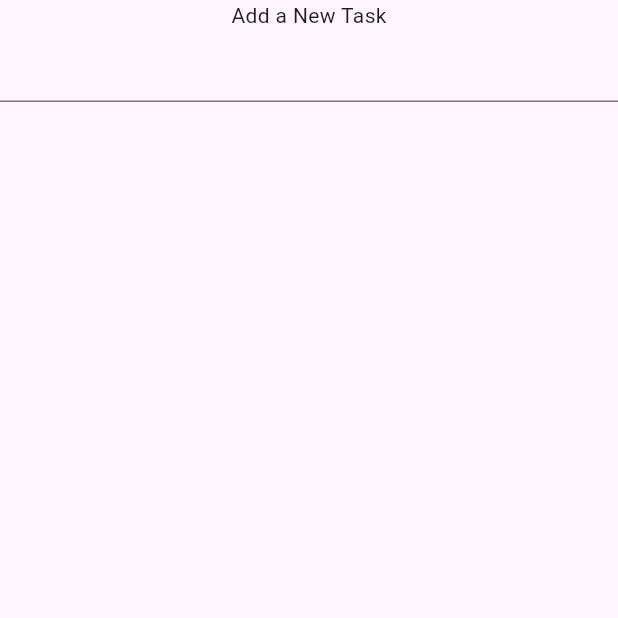
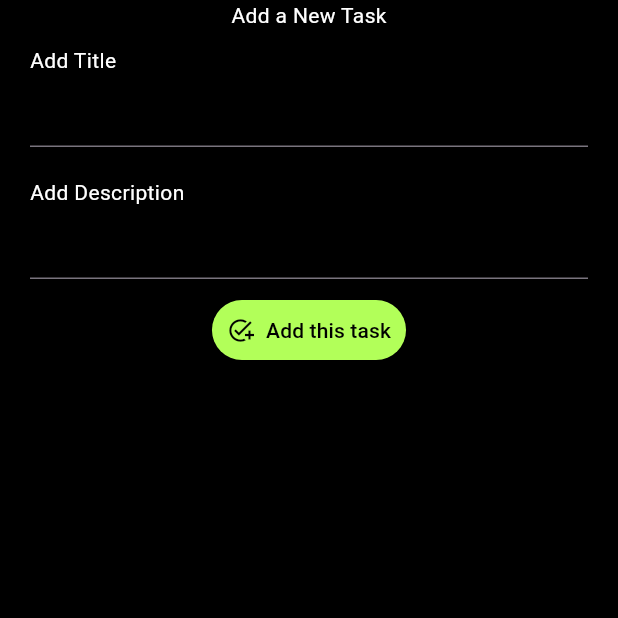
Before and after one commit to fahimmahmud618/Taskify, a Flutter app: the screen it shows after launch, after a tap on the "add" icon, on a phone screen of 412 x 824 dp, the top half of it. Run offline on Flutter 3.47's test engine with Material 3 defaults, Android fonts, the phone set to English and light mode, and no system bars.

Commit message:
theme added

```diff
--- a/lib/main.dart
+++ b/lib/main.dart
@@ -4,6 +4,28 @@ import 'package:taskify/pages/leading_page.dart';
 void main() {
   runApp(MaterialApp(
     debugShowCheckedModeBanner: false,
+    theme: ThemeData(
+      primaryColor: Colors.white,
+      scaffoldBackgroundColor: Colors.black,
+      iconTheme: IconThemeData(
+        color: Colors.white,
+      ),
+      textTheme: TextTheme(
+        bodyText1: TextStyle(color: Colors.white),
+        bodyText2: TextStyle(color: Colors.white),
+      ),
+      textButtonTheme: TextButtonThemeData(
+        style: ButtonStyle(
+          foregroundColor: MaterialStateProperty.all(Colors.black),
+          padding: MaterialStateProperty.all(EdgeInsets.all(10)),
+          backgroundColor: MaterialStateProperty.all(Colors.lightGreenAccent,),
+        ),
+      ),
+      floatingActionButtonTheme: FloatingActionButtonThemeData(
+        foregroundColor: Colors.black,
+        backgroundColor: Colors.lightGreenAccent
+      )
+    ),
     home: LeadingPage(),
   ));
 }
--- a/lib/pages/add_task_page.dart
+++ b/lib/pages/add_task_page.dart
@@ -1,5 +1,5 @@
 import 'package:flutter/material.dart';
-
+import 'package:taskify/widgets/input_widgets.dart';
 class AddTask extends StatefulWidget {
   const AddTask({super.key});
 
@@ -9,6 +9,7 @@ class AddTask extends StatefulWidget {
 
 class _AddTaskState extends State<AddTask> {
   TextEditingController taskTitle = new TextEditingController();
+  TextEditingController taskDescription = new TextEditingController();
 
   @override
   Widget build(BuildContext context) {
@@ -17,12 +18,15 @@ class _AddTaskState extends State<AddTask> {
         child: Column(
           children: [
             Text("Add a New Task"),
-            TextField(
-              controller: taskTitle,
-              style: TextStyle(
-                color: Colors.green,
-              ),
+            InputTextWidget("Add Title",taskTitle),
+            InputTextWidget("Add Description",taskDescription),
+            TextButton.icon(
+                onPressed: (){},
+                icon: Icon(Icons.add_task),
+                label: Text("Add this task"),
+
             ),
+
           ],
         ),
       ),
--- a/lib/pages/home_page.dart
+++ b/lib/pages/home_page.dart
@@ -15,12 +15,14 @@ class _HomePageState extends State<HomePage> {
         child: Text("This is home page"),
       ),
         floatingActionButton: FloatingActionButton(
+
           onPressed: (){
             Navigator.push(context, MaterialPageRoute(builder: (context)=>AddTask()));
           },
           child: Icon(
-              Icons.add
+              Icons.add,
           ),
+          shape: CircleBorder(),
         )
     );
   }
--- /dev/null
+++ b/lib/widgets/input_widgets.dart
@@ -0,0 +1,17 @@
+import 'package:flutter/cupertino.dart';
+import 'package:flutter/material.dart';
+
+Widget InputTextWidget(String heading, TextEditingController textEditingController){
+  return Container(
+    margin: EdgeInsets.fromLTRB(20, 10, 20, 10),
+    child: Column(
+      crossAxisAlignment: CrossAxisAlignment.start,
+      children: [
+        Text(heading),
+        TextField(
+          controller: textEditingController,
+        ),
+      ],
+    ),
+  );
+}
```
